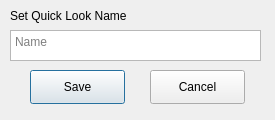
S31F3R/DataDoctor, file ui/winQuickLook.ui: the form before one commit.
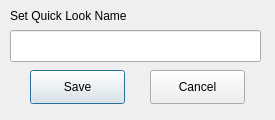
The form after the commit. Icons and pictures are not drawn.

Commit message: Changed QTextEdit to QLineEdit

```diff
--- a/ui/winQuickLook.ui
+++ b/ui/winQuickLook.ui
@@ -32,22 +32,6 @@
   <property name="styleSheet">
    <string notr="true">font: 57 12pt &quot;TerminessTTF Nerd Font&quot;;</string>
   </property>
-  <widget class="QTextEdit" name="textQuickLookName">
-   <property name="geometry">
-    <rect>
-     <x>10</x>
-     <y>30</y>
-     <width>251</width>
-     <height>31</height>
-    </rect>
-   </property>
-   <property name="tabChangesFocus">
-    <bool>true</bool>
-   </property>
-   <property name="placeholderText">
-    <string>Name</string>
-   </property>
-  </widget>
   <widget class="QLabel" name="label_5">
    <property name="geometry">
     <rect>
@@ -87,6 +71,16 @@
     <string>Cancel</string>
    </property>
   </widget>
+  <widget class="QLineEdit" name="qleQuickLookName">
+   <property name="geometry">
+    <rect>
+     <x>10</x>
+     <y>30</y>
+     <width>251</width>
+     <height>32</height>
+    </rect>
+   </property>
+  </widget>
  </widget>
  <resources/>
  <connections/>
```
